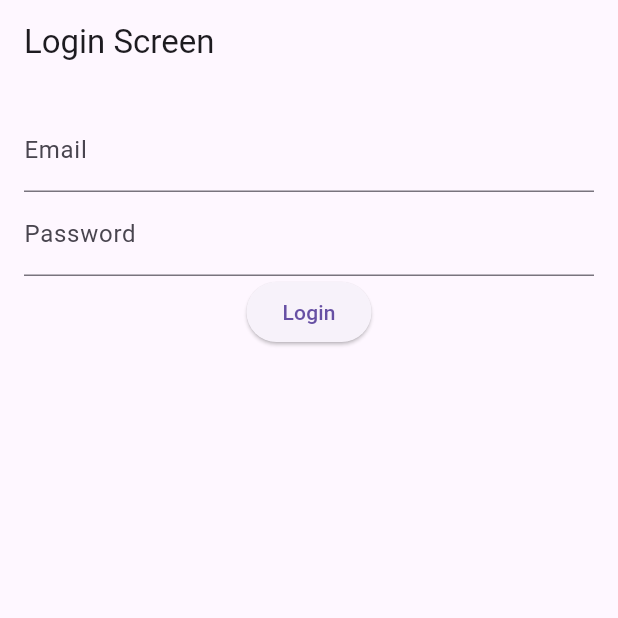
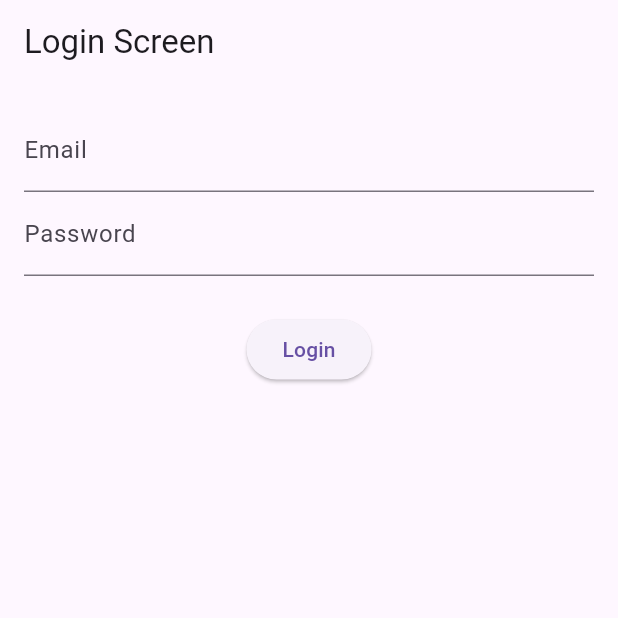
Before and after one commit to Odhi-ambo/Exam_processing_app, a Flutter app: the screen it shows after launch, on a phone screen of 412 x 824 dp, the top half of it. Run offline on Flutter 3.47's test engine with Material 3 defaults, Android fonts, the phone set to English and light mode, and no system bars.

Commit message:
Initila commit

```diff
--- a/lib/screens/login_screen.dart
+++ b/lib/screens/login_screen.dart
@@ -1,3 +1,4 @@
+import 'package:exam_processing_app/screens/home_screen.dart';
 import 'package:flutter/material.dart';
 
 class LoginScreen extends StatelessWidget {
@@ -25,9 +26,13 @@ class LoginScreen extends StatelessWidget {
               decoration: const InputDecoration(labelText: 'Password'),
               obscureText: true,
             ),
+            const SizedBox(
+              height: 25,
+            ),
             ElevatedButton(
               onPressed: () {
-                Navigator.pushNamed(context, '/home');
+                Navigator.push(context,
+                    MaterialPageRoute(builder: (context) => HomeScreen()));
               },
               child: const Text('Login'),
             ),
```
